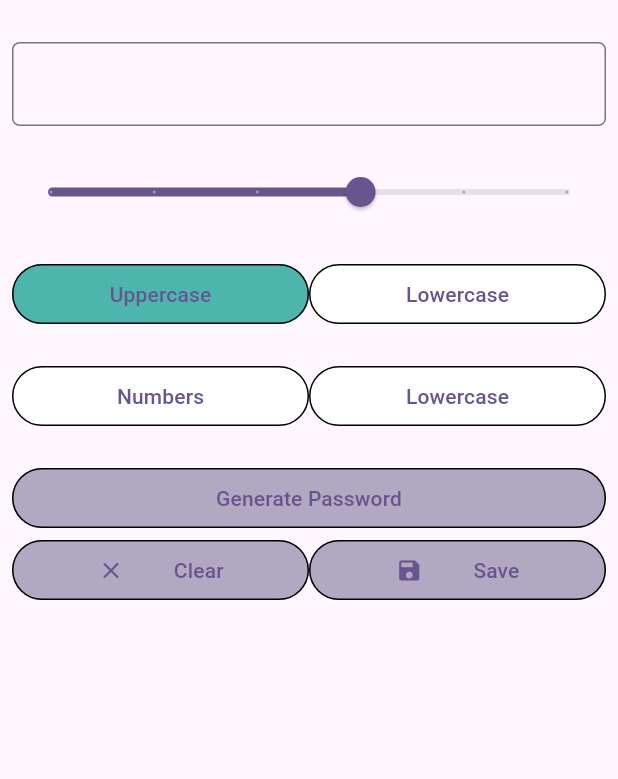
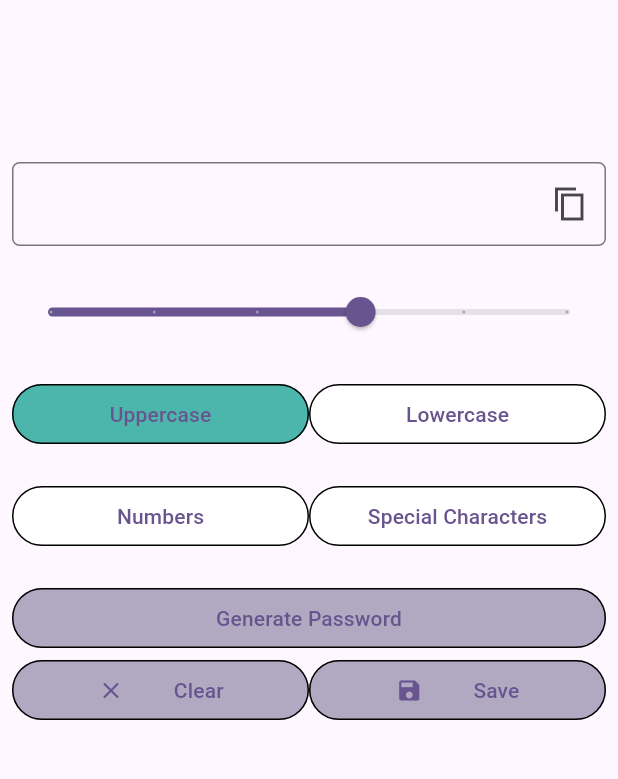
Before and after one commit to meetmeerahul/password_generator, a Flutter app: the screen it shows after launch, after a tap on "Uppercase", on a phone screen of 412 x 824 dp, the part 84-863 px from its top. Run offline on Flutter 3.47's test engine with Material 2 defaults, Android fonts, the phone set to English and light mode, and no system bars; our stand-ins replace get; missing offline and left inert: clipboard.

Commit message:
Clipboard and snackbar added

```diff
--- a/lib/screens/home_screen.dart
+++ b/lib/screens/home_screen.dart
@@ -1,3 +1,4 @@
+import 'package:clipboard/clipboard.dart';
 import 'package:flutter/material.dart';
 import 'package:get/get.dart';
 import 'package:password_generator/controllers/home_controller.dart';
@@ -30,12 +31,37 @@ class HomeScreen extends StatelessWidget {
         padding: const EdgeInsets.all(8.0),
         child: Column(
           children: [
-            sizedBox(20),
+            sizedBox(100),
             TextField(
+              readOnly: true,
               showCursor: false,
               controller: _passwordController,
-              decoration: const InputDecoration(
-                border: OutlineInputBorder(
+              decoration: InputDecoration(
+                suffixIcon: InkWell(
+                  onTap: () async {
+                    if (_passwordController.text.isEmpty) {
+                      ScaffoldMessenger.of(context).showSnackBar(
+                        const SnackBar(
+                          content: Text('Please generate password to copy'),
+                        ),
+                      );
+                    } else {
+                      FlutterClipboard.copy(_passwordController.text).then(
+                        (value) {
+                          return ScaffoldMessenger.of(context).showSnackBar(
+                            const SnackBar(
+                              content: Text('Password copied to clipboard'),
+                            ),
+                          );
+                        },
+                      );
+                    }
+                  },
+                  child: const Icon(
+                    Icons.copy_sharp,
+                  ),
+                ),
+                border: const OutlineInputBorder(
                   borderRadius: BorderRadius.all(
                     Radius.circular(5),
                   ),
@@ -63,7 +89,6 @@ class HomeScreen extends StatelessWidget {
                       onPressed: () {
                         homeController.upper.value =
                             !homeController.upper.value;
-                        print(homeController.upper.value);
                       },
                       style: OutlinedButton.styleFrom(
                           side: const BorderSide(width: 1.0),
@@ -124,7 +149,7 @@ class HomeScreen extends StatelessWidget {
                           backgroundColor: homeController.symbol.value
                               ? Colors.teal.shade300
                               : Colors.white),
-                      child: const Text('Lowercase'),
+                      child: const Text('Special Characters'),
                     ),
                   ),
                 ),
@@ -135,7 +160,11 @@ class HomeScreen extends StatelessWidget {
               children: [
                 Expanded(
                   child: OutlinedButton(
-                    onPressed: () {},
+                    onPressed: () {
+                      int val = 1125 * homeController.slidervalue.value.toInt();
+
+                      _passwordController.text = val.toString();
+                    },
                     style: OutlinedButton.styleFrom(
                         side: const BorderSide(width: 1.0),
                         backgroundColor:
@@ -150,7 +179,9 @@ class HomeScreen extends StatelessWidget {
               children: [
                 Expanded(
                   child: OutlinedButton(
-                    onPressed: () {},
+                    onPressed: () {
+                      _passwordController.text = "";
+                    },
                     style: OutlinedButton.styleFrom(
                         side: const BorderSide(width: 1.0),
                         backgroundColor:
--- a/pubspec.yaml
+++ b/pubspec.yaml
@@ -36,6 +36,7 @@ dependencies:
   # Use with the CupertinoIcons class for iOS style icons.
   cupertino_icons: ^1.0.2
   get: ^4.6.5
+  clipboard: ^0.1.3
 
 dev_dependencies:
   flutter_test:
```
Also changed, not shown: pubspec.lock.
